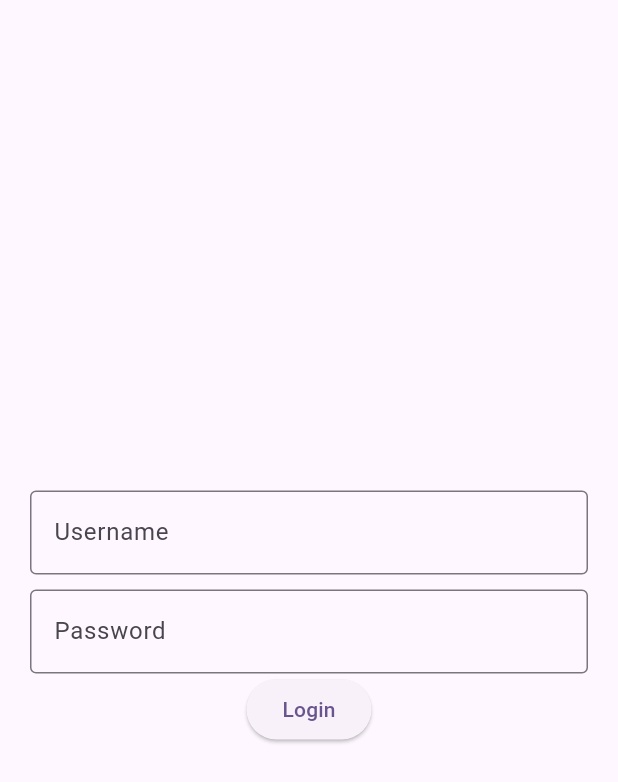
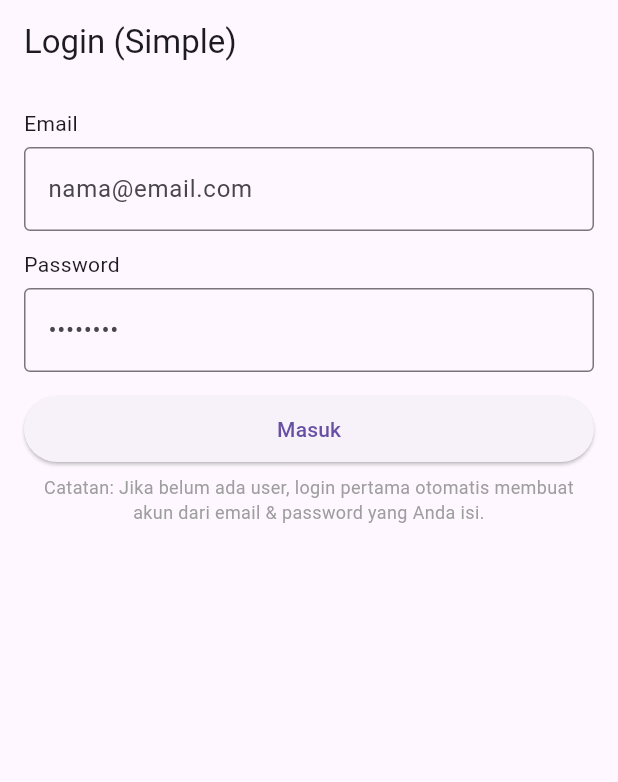
Before and after one commit to triyono777/projek_contoh_trpl_24_a1, a Flutter app: the screen it shows after launch, on a phone screen of 412 x 824 dp. Shown: the top 782 px of the screen. Run offline on Flutter 3.47's test engine with Material 3 defaults, Android fonts, the light colour scheme and no system bars; our stand-ins replace get, get_storage.

Commit message:
add local storage

```diff
--- a/lib/login_screen.dart
+++ /dev/null
@@ -1,49 +0,0 @@
-import 'package:flutter/material.dart';
-
-import 'profil_screen.dart';
-
-class LoginScreen extends StatefulWidget {
-  const LoginScreen({super.key});
-
-  @override
-  State<LoginScreen> createState() => _LoginScreenState();
-}
-
-class _LoginScreenState extends State<LoginScreen> {
-
-  TextEditingController usernameController = TextEditingController();
-
-  @override
-  Widget build(BuildContext context) {
-    return Scaffold(
-    body: Padding(
-      padding: const EdgeInsets.all(20.0),
-      child: Center(
-        child: Column(
-          mainAxisAlignment: MainAxisAlignment.center,
-          children: [
-        TextField(
-          controller: usernameController,
-          decoration: InputDecoration(
-            labelText: "Username",
-            hintText: "Masukkan Username",
-            border: OutlineInputBorder()),
-        ),
-        SizedBox(height: 10,),
-        TextField(
-          decoration: InputDecoration(
-            labelText: "Password",
-            hintText: "Masukkan Password",
-            border: OutlineInputBorder()),
-        ),
-        ElevatedButton(onPressed: (){
- Navigator.of(context).push(
-  MaterialPageRoute(builder: (_)=> ProfilScreen(username: usernameController.text,)));
-
-        }, child: Text("Login"),)
-        ],),
-      ),
-    ),
-    );
-  }
-}
--- a/lib/main.dart
+++ b/lib/main.dart
@@ -1,23 +1,28 @@
 import 'package:flutter/material.dart';
-import 'package:projek_contoh_trpl_24_a1/home.dart';
-import 'package:projek_contoh_trpl_24_a1/login_screen.dart';
-import 'profil_screen.dart';
-import 'penghitung_screen.dart';
-void main() {
+import 'package:get/get.dart';
+import 'package:get_storage/get_storage.dart';
+
+import 'pages/login_page.dart';
+import 'pages/home_page.dart';
+import 'services/session_service.dart';
+
+Future<void> main() async {
+  WidgetsFlutterBinding.ensureInitialized();
+  await GetStorage.init(); // WAJIB: init storage sebelum dipakai
   runApp(const MyApp());
 }
 
 class MyApp extends StatelessWidget {
   const MyApp({super.key});
-
   @override
   Widget build(BuildContext context) {
-    return MaterialApp(
-      title: 'Flutter Demo',
-      theme: ThemeData(
-        colorScheme: ColorScheme.fromSeed(seedColor: Colors.deepPurple),
-      ),
-      home: LoginScreen(),
+    // Tentukan halaman awal berdasarkan session
+    final startPage = session.isLoggedIn ? const HomePage() : const LoginPage();
+
+    return GetMaterialApp(
+      debugShowCheckedModeBanner: false,
+      title: 'GetStorage + Get (Simple)',
+      home: startPage, // tanpa GetPage/named routes
     );
   }
 }
--- /dev/null
+++ b/lib/pages/login_page.dart
@@ -0,0 +1,98 @@
+import 'package:flutter/material.dart';
+import 'package:get/get.dart';
+import '../services/session_service.dart';
+import 'home_page.dart';
+
+class LoginPage extends StatefulWidget {
+  const LoginPage({super.key});
+  @override
+  State<LoginPage> createState() => _LoginPageState();
+}
+
+class _LoginPageState extends State<LoginPage> {
+  final emailC = TextEditingController();
+  final passC = TextEditingController();
+  bool loading = false;
+
+  @override
+  void dispose() {
+    emailC.dispose();
+    passC.dispose();
+    super.dispose();
+  }
+
+  Future<void> _doLogin() async {
+    // Validasi ringan (opsional — boleh dihapus agar makin polos)
+    if (emailC.text.trim().isEmpty || passC.text.isEmpty) {
+      Get.snackbar('Validasi', 'Email dan password wajib diisi',
+          snackPosition: SnackPosition.TOP);
+      return;
+    }
+
+    setState(() => loading = true);
+    final ok = await session.login(emailC.text, passC.text);
+    setState(() => loading = false);
+
+    if (ok) {
+      Get.snackbar('Berhasil', 'Login sukses', snackPosition: SnackPosition.TOP);
+      Get.to(() => HomePage()); // hanya Get.to()
+    } else {
+      Get.snackbar('Gagal', 'Email atau password salah',
+          snackPosition: SnackPosition.TOP);
+    }
+  }
+
+  @override
+  Widget build(BuildContext context) {
+    return Scaffold(
+      appBar: AppBar(title: const Text('Login (Simple)')),
+      body: Padding(
+        padding: const EdgeInsets.all(16),
+        child: ListView(
+          children: [
+            const Text('Email'),
+            const SizedBox(height: 6),
+            TextField(
+              controller: emailC,
+              keyboardType: TextInputType.emailAddress,
+              decoration: const InputDecoration(
+                border: OutlineInputBorder(),
+                hintText: 'nama@email.com',
+              ),
+            ),
+            const SizedBox(height: 12),
+            const Text('Password'),
+            const SizedBox(height: 6),
+            TextField(
+              controller: passC,
+              obscureText: true,
+              decoration: const InputDecoration(
+                border: OutlineInputBorder(),
+                hintText: '••••••••',
+              ),
+            ),
+            const SizedBox(height: 16),
+            SizedBox(
+              height: 44,
+              child: ElevatedButton(
+                onPressed: loading ? null : _doLogin,
+                child: loading
+                    ? const SizedBox(
+                        height: 18, width: 18,
+                        child: CircularProgressIndicator(strokeWidth: 2),
+                      )
+                    : const Text('Masuk'),
+              ),
+            ),
+            const SizedBox(height: 8),
+            const Text(
+              'Catatan: Jika belum ada user, login pertama otomatis membuat akun dari email & password yang Anda isi.',
+              style: TextStyle(fontSize: 12, color: Colors.grey),
+              textAlign: TextAlign.center,
+            ),
+          ],
+        ),
+      ),
+    );
+  }
+}
--- /dev/null
+++ b/lib/services/session_service.dart
@@ -0,0 +1,58 @@
+import 'package:get_storage/get_storage.dart';
+
+class SessionService {
+  final _box = GetStorage();
+  static const _kIsLoggedIn = 'isLoggedIn';
+  static const _kUser = 'user'; // Map<String, dynamic> sederhana
+
+  bool get isLoggedIn => _box.read(_kIsLoggedIn) ?? false;
+
+  Map<String, dynamic>? get user {
+    final data = _box.read(_kUser);
+    if (data is Map) return Map<String, dynamic>.from(data);
+    return null;
+  }
+
+  Future<void> _setLoggedIn(bool v) => _box.write(_kIsLoggedIn, v);
+  Future<void> _saveUser(Map<String, dynamic> u) => _box.write(_kUser, u);
+
+  /// Login sangat sederhana:
+  /// - Jika BELUM ada user: buat user baru dari input (auto-register)
+  /// - Jika SUDAH ada: cocokkan email & password
+  Future<bool> login(String email, String password) async {
+    final e = email.trim().toLowerCase();
+    final p = password;
+    final u = user;
+
+    if (u == null) {
+      final newUser = {
+        'email': e,
+        'password': p, // DEMO: plaintext agar mudah dipahami
+        'name': e.split('@').first,
+        'bio': '',
+      };
+      await _saveUser(newUser);
+      await _setLoggedIn(true);
+      return true;
+    } else {
+      final ok = (u['email'] == e) && (u['password'] == p);
+      if (ok) {
+        await _setLoggedIn(true);
+        return true;
+      }
+      return false;
+    }
+  }
+
+  Future<void> logout() => _setLoggedIn(false);
+
+  Future<void> updateProfile({String? name, String? bio}) async {
+    final u = user ?? {};
+    if (name != null) u['name'] = name;
+    if (bio != null) u['bio'] = bio;
+    await _saveUser(u);
+  }
+}
+
+// Singleton simpel yang bisa dipakai di mana saja
+final session = SessionService();
--- a/pubspec.yaml
+++ b/pubspec.yaml
@@ -34,6 +34,9 @@ dependencies:
   # The following adds the Cupertino Icons font to your application.
   # Use with the CupertinoIcons class for iOS style icons.
   cupertino_icons: ^1.0.8
+  get: ^4.7.2
+  get_storage: ^2.1.1
+
 
 dev_dependencies:
   flutter_test:
```
Also changed, not shown: lib/home.dart (deleted, +0 -28 lines), lib/pages/home_page.dart (added, +47 -0 lines), lib/pages/profile_page.dart (added, +90 -0 lines), lib/penghitung_screen.dart (deleted, +0 -58 lines), lib/profil_screen.dart (deleted, +0 -114 lines), pubspec.lock, 7 other files.
